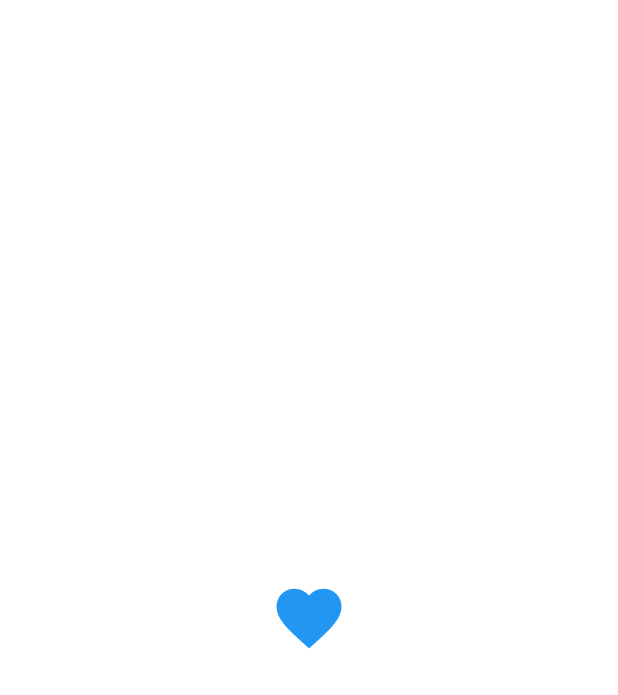
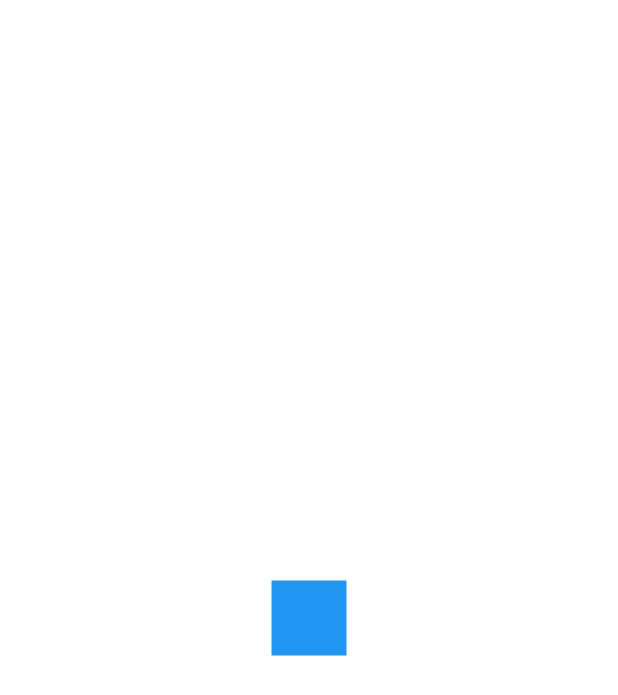
Before and after one commit to HYUKSKEE/contact_app, a Flutter app: the screen it shows after launch, on a phone screen of 412 x 824 dp. Shown: the top 695 px of the screen. Run offline on Flutter 3.47's test engine with Material 2 defaults, Android fonts, the phone set to English and light mode, and no system bars.

Commit message:
widget tutorial...

```diff
--- a/lib/main.dart
+++ b/lib/main.dart
@@ -10,13 +10,11 @@ class MyApp extends StatelessWidget {
   @override
   Widget build(BuildContext context){
 
-    return const MaterialApp(
-      home: Icon(
-        Icons.favorite,
-        color: Colors.blue,
-        size: 52.0,
-        semanticLabel: 'Text to announce in accessibility modes',
+    return MaterialApp(
+      home : Center(
+        child: Container(width : 50, height: 50, color : Colors.blue,)
       )
     );
+
   }
 }
--- a/pubspec.yaml
+++ b/pubspec.yaml
@@ -52,6 +52,8 @@ dev_dependencies:
 
 # The following section is specific to Flutter packages.
 flutter:
+  assets:
+    - assets/
 
   # The following line ensures that the Material Icons font is
   # included with your application, so that you can use the icons in
```
Also changed, not shown: assets/nike.png (added).
